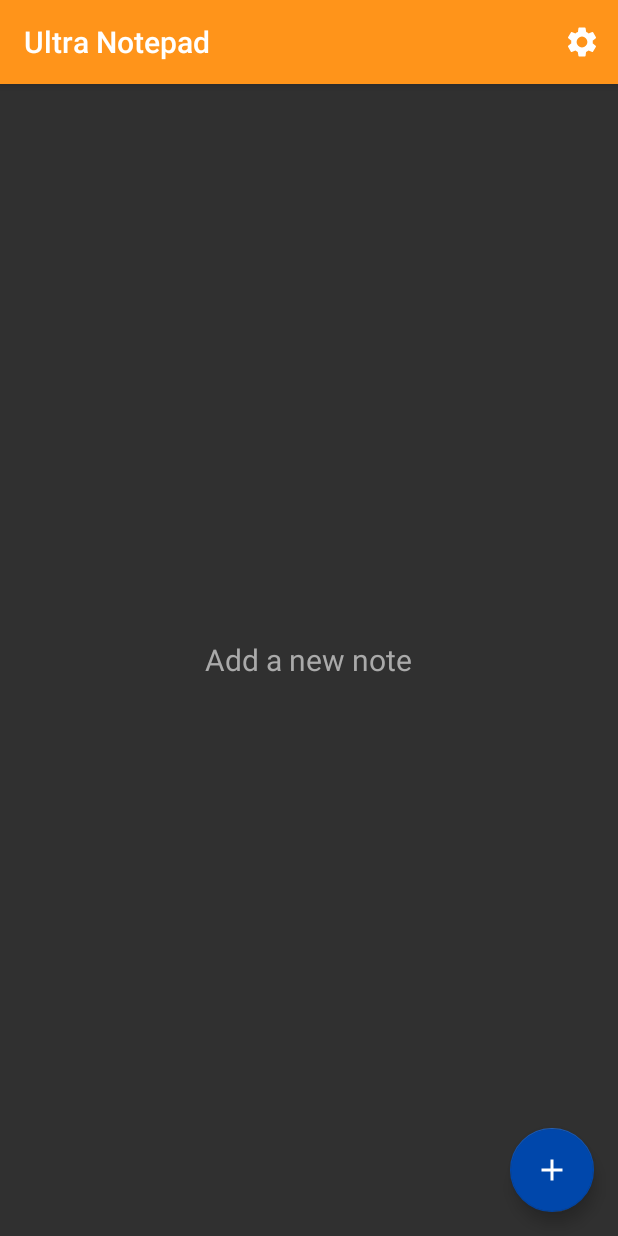
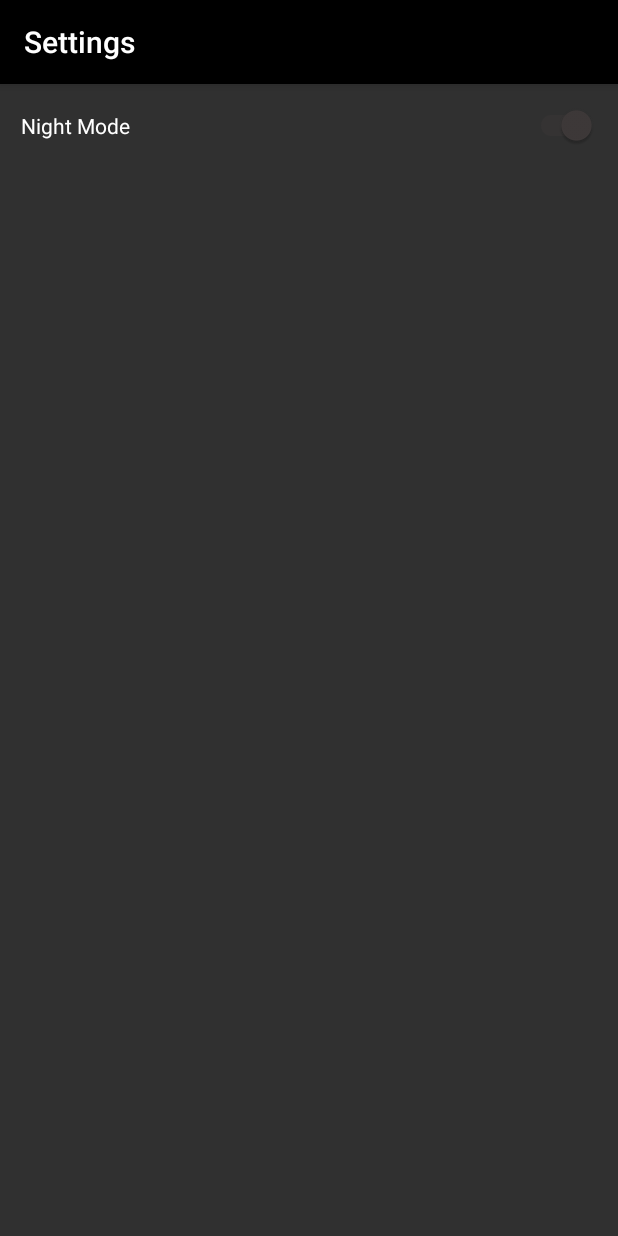
Before and after one commit to AyonArian1/UltraNotepad, an Android app: the screen it shows after launch (MainActivity before the commit, SettingsActivity after it), after a tap on "Settings", on a phone screen of 412 x 824 dp. Run offline under Robolectric (Android 15) with nearby library versions, the phone set to English and light mode, and no system bars; our stand-ins replace Room's generated code.

Commit message:
DayNightUpdated

```diff
--- /dev/null
+++ b/app/src/main/java/com/example/ultranotepad/SettingsActivity.java
@@ -0,0 +1,77 @@
+package com.example.ultranotepad;
+
+import androidx.appcompat.app.AppCompatActivity;
+import androidx.appcompat.app.AppCompatDelegate;
+import androidx.appcompat.widget.SwitchCompat;
+
+import android.content.Intent;
+import android.content.SharedPreferences;
+import android.os.Bundle;
+import android.view.KeyEvent;
+import android.widget.CompoundButton;
+import android.widget.Switch;
+
+public class SettingsActivity extends AppCompatActivity {
+
+
+    SwitchCompat switchCompat;
+    SharedPreferences sharedPreferences = null;
+
+    @Override
+    protected void onCreate(Bundle savedInstanceState) {
+
+        super.onCreate(savedInstanceState);
+        setContentView(R.layout.activity_settings);
+        setTitle("Settings");
+
+        switchCompat = findViewById(R.id.night_mode_switchCompat);
+
+        sharedPreferences = getSharedPreferences("night",0);
+        Boolean booleanValue = sharedPreferences.getBoolean("night_mode",true);
+        if (booleanValue){
+            AppCompatDelegate.setDefaultNightMode(AppCompatDelegate.MODE_NIGHT_YES);
+            switchCompat.setChecked(true);
+        }
+        else {
+            AppCompatDelegate.setDefaultNightMode(AppCompatDelegate.MODE_NIGHT_NO);
+            switchCompat.setChecked(false);
+        }
+
+        switchCompat.setOnCheckedChangeListener(new CompoundButton.OnCheckedChangeListener() {
+            @Override
+            public void onCheckedChanged(CompoundButton buttonView, boolean isChecked) {
+                if (isChecked){
+                    AppCompatDelegate.setDefaultNightMode(AppCompatDelegate.MODE_NIGHT_YES);
+                    switchCompat.setChecked(true);
+                    SharedPreferences.Editor editor = sharedPreferences.edit();
+                    editor.putBoolean("night_mode",true);
+                    editor.commit();
+                    finish();
+
+                }
+                else {
+                    AppCompatDelegate.setDefaultNightMode(AppCompatDelegate.MODE_NIGHT_NO);
+                    switchCompat.setChecked(false);
+                    SharedPreferences.Editor editor = sharedPreferences.edit();
+                    editor.putBoolean("night_mode",false);
+                    editor.commit();
+                    finish();
+
+                }
+            }
+        });
+
+
+    }
+
+    @Override
+    public boolean onKeyDown(int keyCode, KeyEvent event)
+    {
+        if ((keyCode == KeyEvent.KEYCODE_BACK))
+        {
+            finish();
+        }
+        return super.onKeyDown(keyCode, event);
+    }
+
+}
--- /dev/null
+++ b/app/src/main/res/layout/activity_settings.xml
@@ -0,0 +1,20 @@
+<?xml version="1.0" encoding="utf-8"?>
+<LinearLayout
+    xmlns:android="http://schemas.android.com/apk/res/android"
+    xmlns:app="http://schemas.android.com/apk/res-auto"
+    xmlns:tools="http://schemas.android.com/tools"
+    android:layout_width="match_parent"
+    android:layout_height="match_parent"
+    tools:context=".SettingsActivity"
+    android:orientation="vertical"
+    android:padding="10dp">
+
+    <androidx.appcompat.widget.SwitchCompat
+        android:id="@+id/night_mode_switchCompat"
+        android:layout_width="match_parent"
+        android:layout_height="wrap_content"
+        android:text="Night Mode"
+        android:textColor="@color/textColor"
+        android:layout_margin="4dp"
+        />
+</LinearLayout>
--- /dev/null
+++ b/app/src/main/res/values-night/colors.xml
@@ -0,0 +1,10 @@
+<?xml version="1.0" encoding="utf-8"?>
+
+<!--Day Mode Theme-->
+<resources>
+    <color name="colorPrimary">#000000</color>
+    <color name="colorPrimaryDark">#373737</color>
+    <color name="colorAccent">#3E3939</color>
+    <color name="textColor">#FFFFFF</color>
+    <color name="cardBackground">#2E3020</color>
+</resources>
```
Also changed, not shown: app/src/main/res/values/styles.xml (+1 -30 lines).
